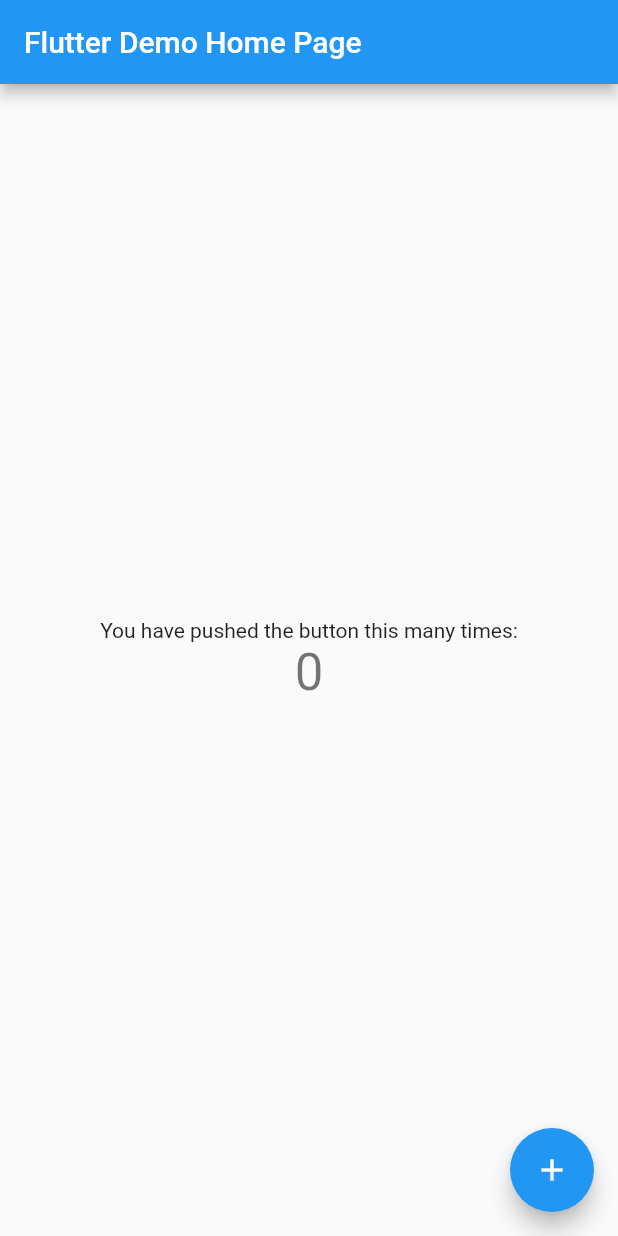
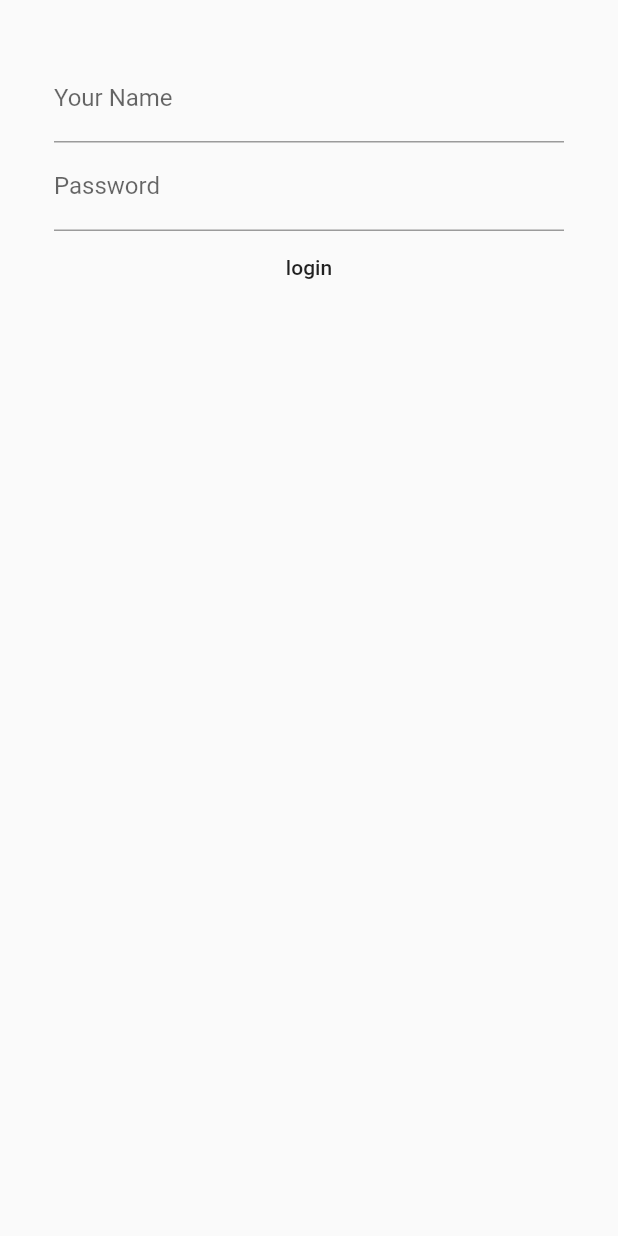
Before and after one commit to app-bootstrap/flutter-app-bootstrap, a Flutter app: the screen it shows after launch, on a phone screen of 412 x 824 dp. Run offline on Flutter 3.47's test engine with Material 2 defaults, Android fonts, the phone set to English and light mode, and no system bars.

Commit message:
add login page

```diff
--- a/lib/main.dart
+++ b/lib/main.dart
@@ -1,4 +1,7 @@
 import 'package:flutter/material.dart';
+
+import 'page/home.dart';
+import 'page/login.dart';
 
 void main() => runApp(MyApp());
 
@@ -9,103 +12,36 @@ class MyApp extends StatelessWidget {
     return MaterialApp(
       title: 'Flutter Demo',
       theme: ThemeData(
-        // This is the theme of your application.
-        //
-        // Try running your application with "flutter run". You'll see the
-        // application has a blue toolbar. Then, without quitting the app, try
-        // changing the primarySwatch below to Colors.green and then invoke
-        // "hot reload" (press "r" in the console where you ran "flutter run",
-        // or simply save your changes to "hot reload" in a Flutter IDE).
-        // Notice that the counter didn't reset back to zero; the application
-        // is not restarted.
         primarySwatch: Colors.blue,
       ),
-      home: MyHomePage(title: 'Flutter Demo Home Page'),
+      home: LoginPage(title: 'Home Page'),
+      onGenerateRoute: (RouteSettings settings) {
+        switch (settings.name) {
+          case '/home':
+            return new MyCustomRoute(
+              builder: (_) => HomePage(title: 'Home Page'),
+              settings: settings,
+            );
+
+          case '/login':
+            return new MyCustomRoute(
+              builder: (_) => LoginPage(title: 'Login Page'),
+              settings: settings,
+            );
+        }
+      },
     );
   }
 }
 
-class MyHomePage extends StatefulWidget {
-  MyHomePage({Key key, this.title}) : super(key: key);
-
-  // This widget is the home page of your application. It is stateful, meaning
-  // that it has a State object (defined below) that contains fields that affect
-  // how it looks.
-
-  // This class is the configuration for the state. It holds the values (in this
-  // case the title) provided by the parent (in this case the App widget) and
-  // used by the build method of the State. Fields in a Widget subclass are
-  // always marked "final".
-
-  final String title;
+class MyCustomRoute<T> extends MaterialPageRoute<T> {
+  MyCustomRoute({WidgetBuilder builder, RouteSettings settings})
+      : super(builder: builder, settings: settings);
 
   @override
-  _MyHomePageState createState() => _MyHomePageState();
-}
-
-class _MyHomePageState extends State<MyHomePage> {
-  int _counter = 0;
-
-  void _incrementCounter() {
-    setState(() {
-      // This call to setState tells the Flutter framework that something has
-      // changed in this State, which causes it to rerun the build method below
-      // so that the display can reflect the updated values. If we changed
-      // _counter without calling setState(), then the build method would not be
-      // called again, and so nothing would appear to happen.
-      _counter++;
-    });
-  }
-
-  @override
-  Widget build(BuildContext context) {
-    // This method is rerun every time setState is called, for instance as done
-    // by the _incrementCounter method above.
-    //
-    // The Flutter framework has been optimized to make rerunning build methods
-    // fast, so that you can just rebuild anything that needs updating rather
-    // than having to individually change instances of widgets.
-    return Scaffold(
-      appBar: AppBar(
-        // Here we take the value from the MyHomePage object that was created by
-        // the App.build method, and use it to set our appbar title.
-        title: Text(widget.title),
-      ),
-      body: Center(
-        // Center is a layout widget. It takes a single child and positions it
-        // in the middle of the parent.
-        child: Column(
-          // Column is also layout widget. It takes a list of children and
-          // arranges them vertically. By default, it sizes itself to fit its
-          // children horizontally, and tries to be as tall as its parent.
-          //
-          // Invoke "debug painting" (press "p" in the console, choose the
-          // "Toggle Debug Paint" action from the Flutter Inspector in Android
-          // Studio, or the "Toggle Debug Paint" command in Visual Studio Code)
-          // to see the wireframe for each widget.
-          //
-          // Column has various properties to control how it sizes itself and
-          // how it positions its children. Here we use mainAxisAlignment to
-          // center the children vertically; the main axis here is the vertical
-          // axis because Columns are vertical (the cross axis would be
-          // horizontal).
-          mainAxisAlignment: MainAxisAlignment.center,
-          children: <Widget>[
-            Text(
-              'You have pushed the button this many times:',
-            ),
-            Text(
-              '$_counter',
-              style: Theme.of(context).textTheme.display1,
-            ),
-          ],
-        ),
-      ),
-      floatingActionButton: FloatingActionButton(
-        onPressed: _incrementCounter,
-        tooltip: 'Increment',
-        child: Icon(Icons.add),
-      ), // This trailing comma makes auto-formatting nicer for build methods.
-    );
+  Widget buildTransitions(BuildContext context, Animation<double> animation,
+      Animation<double> secondaryAnimation, Widget child) {
+    if (settings.isInitialRoute) return child;
+    return new FadeTransition(opacity: animation, child: child);
   }
 }
--- /dev/null
+++ b/lib/page/login.dart
@@ -0,0 +1,60 @@
+
+import 'package:flutter/material.dart';
+
+class LoginPage extends StatefulWidget {
+  LoginPage({Key key, this.title}) : super(key: key);
+
+  final String title;
+
+  @override
+  LoginPageState createState() => LoginPageState();
+}
+
+class LoginPageState extends State<LoginPage> {
+  GlobalKey<FormState> _formKey = new GlobalKey<FormState>();
+
+  String _name;
+
+  String _password;
+  @override
+  Widget build(BuildContext context) {
+    return Scaffold(
+        body: new Container(
+          padding: const EdgeInsets.all(36.0),
+          child: new Form(
+            key: _formKey,
+            child: new Column(
+              children: <Widget>[
+                new TextFormField(
+                  decoration: new InputDecoration(
+                    labelText: 'Your Name',
+                  ),
+                  onSaved: (val) {
+                    _name = val;
+                  },
+                ),
+                new TextFormField(
+                  decoration: new InputDecoration(
+                    labelText: 'Password',
+                  ),
+                  obscureText: true,
+                  validator: (val) {
+                    return val.length < 4 ? 'length error' : null;
+                  },
+                  onSaved: (val) {
+                    _password = val;
+                  },
+                ),
+                FlatButton(
+                  child: Text('login'),
+                  onPressed: () {
+                    Navigator.pushNamed(context, '/home');
+                  }
+                )
+              ],
+            ),
+          ),
+        ),
+    );
+  }
+}
```
Also changed, not shown: lib/page/home.dart (added, +29 -0 lines), 1 other file.
